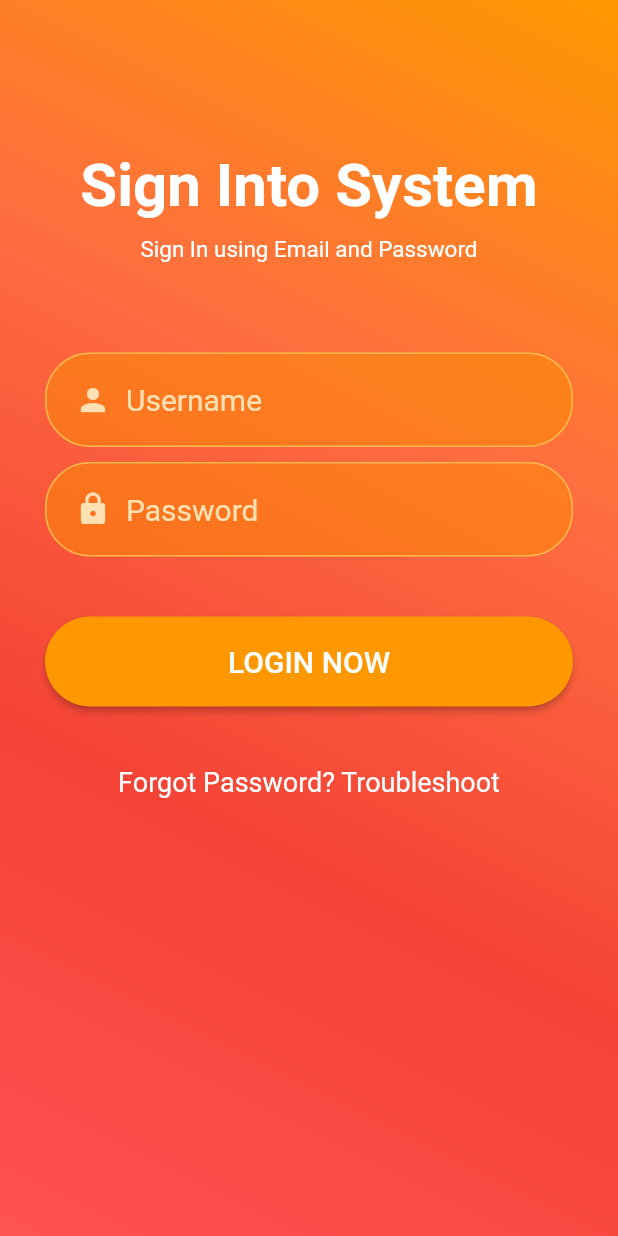
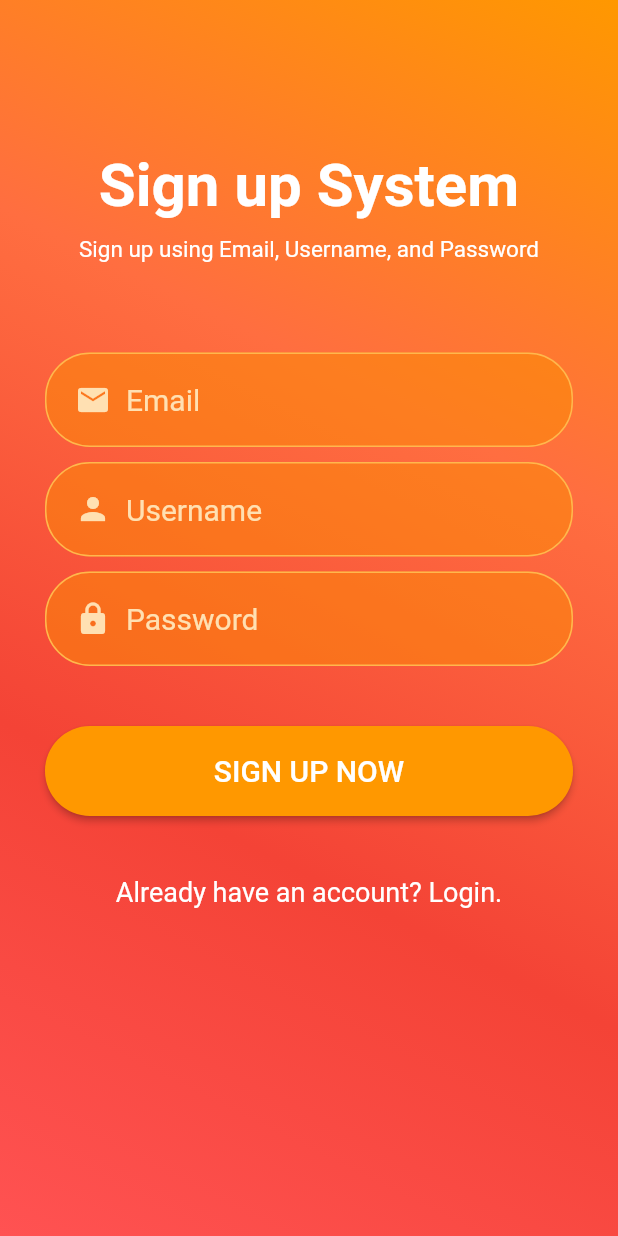
Before and after one commit to rahmay1/Acno, a Flutter app: the screen it shows after launch, on a phone screen of 412 x 824 dp. Run offline on Flutter 3.47's test engine with Material 2 defaults, Android fonts, the phone set to English and light mode, and no system bars; our stand-ins replace camera, flutter_icons, image_picker, video_player.

Commit message:
Implemented a signup page

```diff
--- a/lib/pages/login.dart
+++ b/lib/pages/login.dart
@@ -18,9 +18,11 @@ class LoginPage extends StatefulWidget{
 class _LoginPage extends State<LoginPage>{
   String? errormsg;
   bool? error, showprogress;
-  String? username, password;
+  String? username, password, email;
+  bool SignupOrLogin = true;
 
   final TextEditingController _username = TextEditingController();
+  final TextEditingController _email = TextEditingController();
   final TextEditingController _password = TextEditingController();
 
   startLogin() async {
@@ -78,10 +80,66 @@ class _LoginPage extends State<LoginPage>{
     }
   }
 
+  startSignup() async {
+
+    String apiurl = "http://10.0.2.2:8000/login.php"; //api url
+    //dont use http://localhost , because emulator don't get that address
+    //insted use your local IP address or use live URL
+    //hit "ipconfig" in windows or "ip a" in linux to get you local IP
+    print(username);
+
+    var response = await http.post(Uri.parse(apiurl), body: {
+      'username': username, //get the username text
+      'password': password  //get password text
+    });
+
+    if(response.statusCode == 200){
+      var jsondata = json.decode(response.body);
+      if(jsondata["error"]){
+        setState(() {
+          showprogress = false; //don't show progress indicator
+          error = true;
+          errormsg = jsondata["message"];
+        });
+      }else{
+        if(jsondata["success"]){
+          setState(() {
+            error = false;
+            showprogress = false;
+          });
+          //save the data returned from server
+          //and navigate to home page
+          String uid = jsondata["uid"];
+          String fullname = jsondata["fullname"];
+          String address = jsondata["address"];
+          print(fullname);
+          Navigator.of(context).push(
+            MaterialPageRoute(
+              builder: (context) =>
+              const RootApp(),
+            ),
+          );
+          //user shared preference to save data
+        }else{
+          showprogress = false; //don't show progress indicator
+          error = true;
+          errormsg = "Something went wrong.";
+        }
+      }
+    }else{
+      setState(() {
+        showprogress = false; //don't show progress indicator
+        error = true;
+        errormsg = "Error during connecting to server.";
+      });
+    }
+  }
+
   @override
   void initState() {
     username = "";
     password = "";
+    email = "";
     errormsg = "";
     error = false;
     showprogress = false;
@@ -123,14 +181,18 @@ class _LoginPage extends State<LoginPage>{
 
               Container(
                 margin: const EdgeInsets.only(top:80),
-                child: const Text("Sign Into System", style: TextStyle(
+                child: SignupOrLogin ? const Text("Sign up System", style: TextStyle(
+                    color:Colors.white,fontSize: 40, fontWeight: FontWeight.bold
+                ),) : const Text("Sign In System", style: TextStyle(
                     color:Colors.white,fontSize: 40, fontWeight: FontWeight.bold
                 ),), //title text
               ),
 
               Container(
                 margin: const EdgeInsets.only(top:10),
-                child: const Text("Sign In using Email and Password", style: TextStyle(
+                child: SignupOrLogin ? const Text("Sign up using Email, Username, and Password", style: TextStyle(
+                    color:Colors.white,fontSize: 15
+                ),) : const Text("Sign in using Email and Password", style: TextStyle(
                     color:Colors.white,fontSize: 15
                 ),), //subtitle text
               ),
@@ -148,18 +210,39 @@ class _LoginPage extends State<LoginPage>{
                 padding: const EdgeInsets.fromLTRB(10,0,10,0),
                 margin: const EdgeInsets.only(top:10),
                 child: TextField(
-                  controller: _username, //set username controller
+                  controller: _email, //set username controller
                   style:TextStyle(color:Colors.orange[100], fontSize:20),
                   decoration: myInputDecoration(
-                    label: "Username",
-                    icon: Icons.person,
+                    label: "Email",
+                    icon: Icons.mail,
                   ),
                   onChanged: (value){
                     //set username  text on change
-                    username = value;
+                    email = value;
                   },
 
                 ),
+              ),
+
+              Visibility(
+                child: Container(
+                  padding: const EdgeInsets.fromLTRB(10,0,10,0),
+                  margin: const EdgeInsets.only(top:10),
+                  child: TextField(
+                    controller: _username, //set username controller
+                    style:TextStyle(color:Colors.orange[100], fontSize:20),
+                    decoration: myInputDecoration(
+                      label: "Username",
+                      icon: Icons.person,
+                    ),
+                    onChanged: (value){
+                      //set username  text on change
+                      username = value;
+                    },
+
+                  ),
+                ),
+                visible: SignupOrLogin ? true:false,
               ),
 
               Container(
@@ -191,7 +274,7 @@ class _LoginPage extends State<LoginPage>{
                         //show progress indicator on click
                         showprogress = true;
                       });
-                      startLogin();
+                      SignupOrLogin ? startSignup():startLogin();
 
                     },
                     child: (showprogress as bool)?
@@ -201,7 +284,7 @@ class _LoginPage extends State<LoginPage>{
                         backgroundColor: Colors.orange[100],
                         valueColor: const AlwaysStoppedAnimation<Color>(Colors.deepOrangeAccent),
                       ),
-                    ): const Text("LOGIN NOW", style: TextStyle(fontSize: 20),),
+                    ): SignupOrLogin ? const Text("SIGN UP NOW", style: TextStyle(fontSize: 20),) : const Text("LOGIN NOW", style: TextStyle(fontSize: 20),),
                     // if showprogress == true then show progress indicator
                     // else show "LOGIN NOW" text
                     style: ElevatedButton.styleFrom(
@@ -221,9 +304,16 @@ class _LoginPage extends State<LoginPage>{
                 margin: const EdgeInsets.only(top:20),
                 child: InkResponse(
                     onTap:(){
-                      //action on tap
+                      if(SignupOrLogin == true) {
+                        SignupOrLogin = false;
+                      }else{
+                        SignupOrLogin = true;
+                      }
+                      setState(() {});
                     },
-                    child: const Text("Forgot Password? Troubleshoot",
+                    child: SignupOrLogin ? const Text("Already have an account? Login.",
+                      style: TextStyle(color:Colors.white, fontSize:18),
+                    ) : const Text("Don't have an account? Signup.",
                       style: TextStyle(color:Colors.white, fontSize:18),
                     )
                 ),
```
